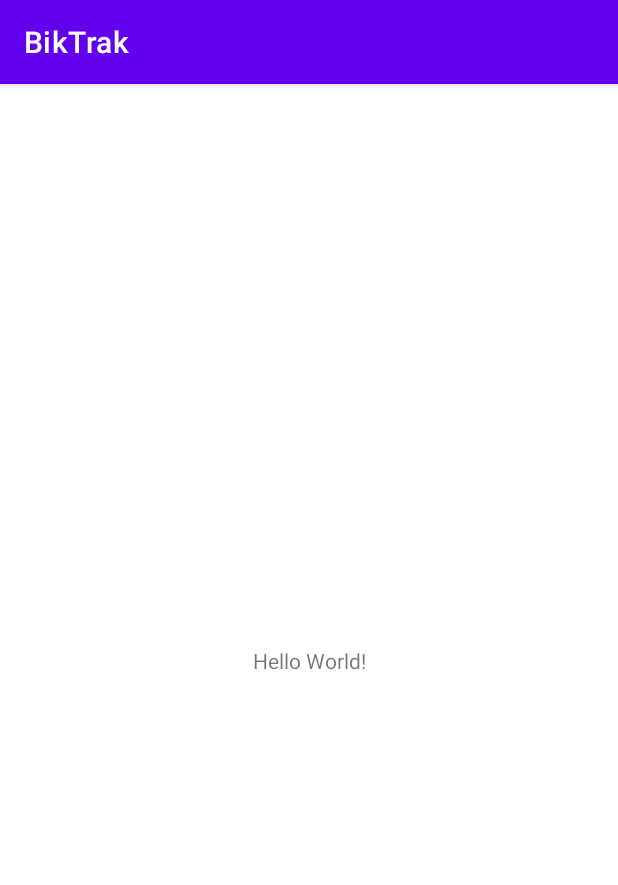
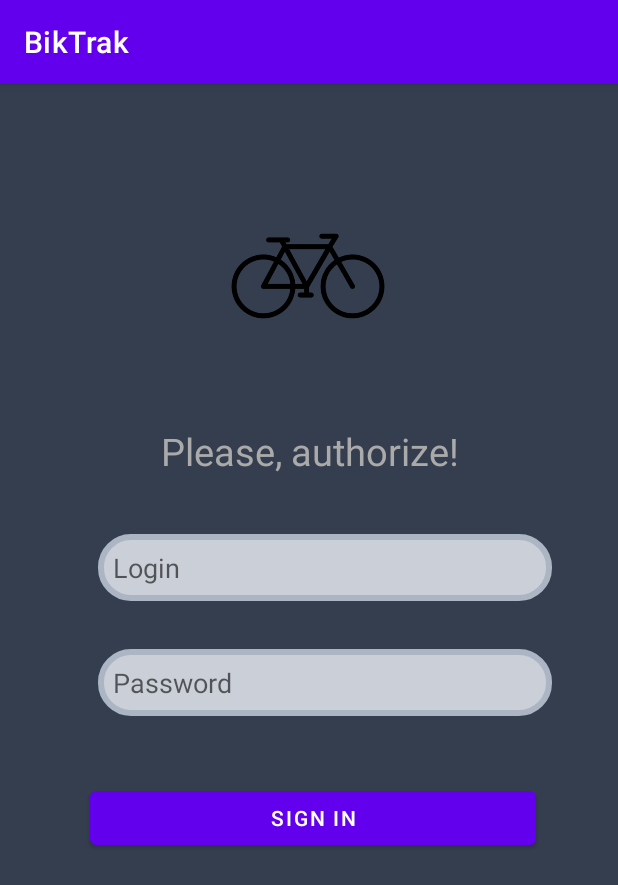
Before and after one commit to ger0/BikTrak, an Android app: the screen it shows after launch (MainActivity before the commit, AuthorizeActivity after it), on a phone screen of 412 x 824 dp. Shown: the top 885 px of the screen. Run offline under Robolectric (Android 15) with nearby library versions, the phone set to English and light mode, and no system bars.

Commit message:
Authorize window

```diff
--- a/app/src/main/AndroidManifest.xml
+++ b/app/src/main/AndroidManifest.xml
@@ -14,7 +14,7 @@
         android:theme="@style/Theme.BikTrak"
         tools:targetApi="31">
         <activity
-            android:name=".MainActivity"
+            android:name=".AuthorizeActivity"
             android:exported="true">
             <intent-filter>
                 <action android:name="android.intent.action.MAIN" />
@@ -22,6 +22,7 @@
                 <category android:name="android.intent.category.LAUNCHER" />
             </intent-filter>
         </activity>
+        <activity android:name=".MainActivity" />
     </application>
 
 </manifest>
--- /dev/null
+++ b/app/src/main/java/com/example/biktrak/AuthorizeActivity.kt
@@ -0,0 +1,65 @@
+package com.example.biktrak
+
+import android.content.Intent
+import androidx.appcompat.app.AppCompatActivity
+import android.os.Bundle
+import android.widget.Button
+import android.widget.TextView
+import android.widget.Toast
+
+class AuthorizeActivity : AppCompatActivity() {
+
+    val context = this
+
+    var isRunMainActivity = false
+    val threadMainActivity = Thread(){
+        runOnUiThread(){
+            val intent = Intent(this, MainActivity::class.java)
+            startActivity(intent)
+        }
+    }
+
+    override fun onCreate(savedInstanceState: Bundle?) {
+        super.onCreate(savedInstanceState)
+        setContentView(R.layout.activity_authorize)
+
+        val login = findViewById<TextView>(R.id.login)
+        val password = findViewById<TextView>(R.id.Password)
+
+        val signInButton = findViewById<Button>(R.id.signInButton)
+        signInButton.setOnClickListener{
+            onSignInStart(login.text.toString(), password.text.toString())
+        }
+    }
+
+    fun onSignInStart(login: String, password: String){
+        if (!isPass(login, password)){
+            return
+        }
+        startMain()
+    }
+
+    fun isPass(login: String, password: String):Boolean{
+        if (login == ""){
+            Toast.makeText(context, "Fill login field!", Toast.LENGTH_SHORT).show()
+            return false
+        }
+        else if(password==""){
+            Toast.makeText(context, "Fill password field!", Toast.LENGTH_SHORT).show()
+            return false
+        }
+
+        return true
+    }
+
+    fun startMain(){
+        if(!isRunMainActivity){
+            threadMainActivity.start()
+            isRunMainActivity = true
+        }
+        else{
+            threadMainActivity.run()
+        }
+        onPause()
+    }
+}
--- a/app/src/main/java/com/example/biktrak/MainActivity.kt
+++ b/app/src/main/java/com/example/biktrak/MainActivity.kt
@@ -3,7 +3,7 @@ package com.example.biktrak
 import androidx.appcompat.app.AppCompatActivity
 import android.os.Bundle
 
-class MainActivity : AppCompatActivity() {
+class MainActivity: AppCompatActivity() {
     override fun onCreate(savedInstanceState: Bundle?) {
         super.onCreate(savedInstanceState)
         setContentView(R.layout.activity_main)
--- /dev/null
+++ b/app/src/main/res/drawable/fields.xml
@@ -0,0 +1,24 @@
+<?xml version="1.0" encoding="utf-8"?>
+<selector xmlns:android="http://schemas.android.com/apk/res/android">
+    <item android:state_pressed="true">
+        <shape android:shape="rectangle">
+            <corners android:radius="20dip" />
+            <stroke android:width="4dip" android:color="#acb5c4" />
+            <solid android:color="#cbd0d8" />
+        </shape>
+    </item>
+    <item android:state_focused="true">
+        <shape android:shape="rectangle">
+            <corners android:radius="20dip" />
+            <stroke android:width="4dip" android:color="#acb5c4" />
+            <solid android:color="#cbd0d8" />
+        </shape>
+    </item>
+    <item>
+        <shape android:shape="rectangle">
+            <corners android:radius="20dip" />
+            <stroke android:width="4dip" android:color="#acb5c4" />
+            <solid android:color="#cbd0d8" />
+        </shape>
+    </item>
+</selector>
--- /dev/null
+++ b/app/src/main/res/layout/activity_authorize.xml
@@ -0,0 +1,76 @@
+<?xml version="1.0" encoding="utf-8"?>
+<androidx.constraintlayout.widget.ConstraintLayout xmlns:android="http://schemas.android.com/apk/res/android"
+    xmlns:app="http://schemas.android.com/apk/res-auto"
+    xmlns:tools="http://schemas.android.com/tools"
+    android:layout_width="match_parent"
+    android:layout_height="match_parent"
+    android:background="@color/PrimaryDark">
+
+    <ImageView
+        android:id="@+id/imageAuthorizeIcon"
+        android:layout_width="120dp"
+        android:layout_height="116dp"
+        android:layout_marginStart="145dp"
+        android:layout_marginTop="70dp"
+        app:layout_constraintStart_toStartOf="parent"
+        app:layout_constraintTop_toTopOf="parent"
+        app:srcCompat="@drawable/icon"
+        tools:ignore="MissingConstraints" />
+
+    <TextView
+        android:id="@+id/authorizeText"
+        android:layout_width="297dp"
+        android:layout_height="48dp"
+        android:layout_marginStart="57dp"
+        android:layout_marginTop="227dp"
+        android:text="Please, authorize!"
+        android:textAlignment="center"
+        android:textColor="@android:color/darker_gray"
+        android:textSize="25dp"
+        android:visibility="visible"
+        app:layout_constraintStart_toStartOf="parent"
+        app:layout_constraintTop_toTopOf="parent"
+        tools:ignore="MissingConstraints" />
+
+    <EditText
+        android:id="@+id/login"
+        android:layout_width="match_parent"
+        android:layout_height="wrap_content"
+        android:layout_marginStart="65sp"
+        android:layout_marginTop="300dp"
+        android:layout_marginEnd="44dp"
+        android:background="@drawable/fields"
+        android:hint="Login"
+        android:inputType="textPersonName"
+        android:padding="10sp"
+        app:layout_constraintEnd_toEndOf="parent"
+        app:layout_constraintTop_toTopOf="parent" />
+
+    <EditText
+        android:id="@+id/Password"
+        android:layout_width="match_parent"
+        android:layout_height="wrap_content"
+        android:layout_marginStart="65sp"
+        android:layout_marginTop="32dp"
+        android:layout_marginEnd="44dp"
+        android:background="@drawable/fields"
+        android:hint="Password"
+        android:inputType="textPassword"
+        android:padding="10sp"
+        app:layout_constraintEnd_toEndOf="parent"
+        app:layout_constraintTop_toBottomOf="@+id/login" />
+
+    <Button
+        android:id="@+id/signInButton"
+        android:layout_width="297dp"
+        android:layout_height="48dp"
+        android:layout_marginStart="60dp"
+        android:layout_marginTop="44dp"
+        android:layout_marginEnd="60dp"
+        android:text="Sign in"
+        app:layout_constraintEnd_toEndOf="parent"
+        app:layout_constraintHorizontal_bias="0.0"
+        app:layout_constraintStart_toStartOf="parent"
+        app:layout_constraintTop_toBottomOf="@+id/Password" />
+
+</androidx.constraintlayout.widget.ConstraintLayout>
--- a/app/src/main/res/layout/activity_main.xml
+++ b/app/src/main/res/layout/activity_main.xml
@@ -4,15 +4,14 @@
     xmlns:tools="http://schemas.android.com/tools"
     android:layout_width="match_parent"
     android:layout_height="match_parent"
-    tools:context=".MainActivity">
+    android:background="@color/PrimaryDark">
 
     <TextView
-        android:layout_width="wrap_content"
+        android:layout_width="match_parent"
         android:layout_height="wrap_content"
-        android:text="Hello World!"
-        app:layout_constraintBottom_toBottomOf="parent"
-        app:layout_constraintEnd_toEndOf="parent"
-        app:layout_constraintStart_toStartOf="parent"
-        app:layout_constraintTop_toTopOf="parent" />
+        android:text="Hello"
+        android:textSize="50sp"
+        android:textAlignment="center"
+        tools:ignore="MissingConstraints" />
 
 </androidx.constraintlayout.widget.ConstraintLayout>
--- a/app/src/main/res/values-night/themes.xml
+++ b/app/src/main/res/values-night/themes.xml
@@ -2,7 +2,7 @@
     <!-- Base application theme. -->
     <style name="Theme.BikTrak" parent="Theme.MaterialComponents.DayNight.DarkActionBar">
         <!-- Primary brand color. -->
-        <item name="colorPrimary">@color/purple_200</item>
+        <item name="colorPrimary">@color/purple_light</item>
         <item name="colorPrimaryVariant">@color/purple_700</item>
         <item name="colorOnPrimary">@color/black</item>
         <!-- Secondary brand color. -->
--- a/app/src/main/res/values/colors.xml
+++ b/app/src/main/res/values/colors.xml
@@ -1,10 +1,11 @@
 <?xml version="1.0" encoding="utf-8"?>
 <resources>
-    <color name="purple_200">#FFBB86FC</color>
-    <color name="purple_500">#FF6200EE</color>
+    <color name="purple_light">#FFBB86FC</color>
+    <color name="purple">#FF6200EE</color>
     <color name="purple_700">#FF3700B3</color>
     <color name="teal_200">#FF03DAC5</color>
     <color name="teal_700">#FF018786</color>
     <color name="black">#FF000000</color>
     <color name="white">#FFFFFFFF</color>
+    <color name="PrimaryDark">#353E4F</color>
 </resources>
--- a/app/src/main/res/values/themes.xml
+++ b/app/src/main/res/values/themes.xml
@@ -1,8 +1,8 @@
 <resources xmlns:tools="http://schemas.android.com/tools">
     <!-- Base application theme. -->
-    <style name="Theme.BikTrak" parent="Theme.MaterialComponents.DayNight.DarkActionBar">
+    <style name="Theme.BikTrak" parent="Theme.MaterialComponents.Light.DarkActionBar">
         <!-- Primary brand color. -->
-        <item name="colorPrimary">@color/purple_500</item>
+        <item name="colorPrimary">@color/purple</item>
         <item name="colorPrimaryVariant">@color/purple_700</item>
         <item name="colorOnPrimary">@color/white</item>
         <!-- Secondary brand color. -->
```
Also changed, not shown: app/src/main/res/drawable-v24/icon.png (added).
